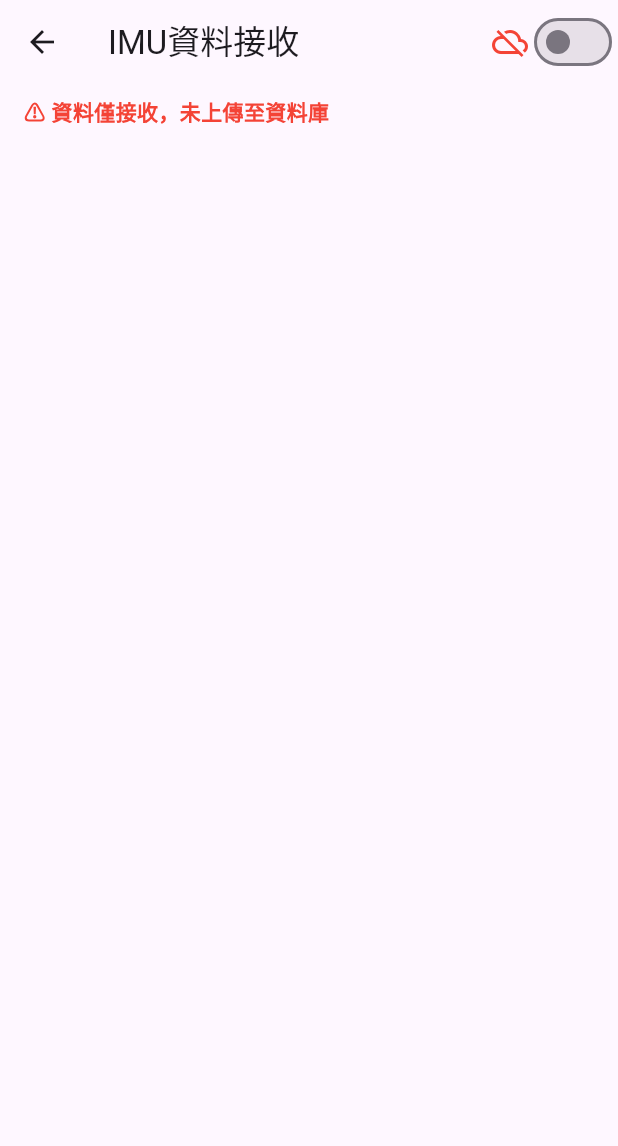
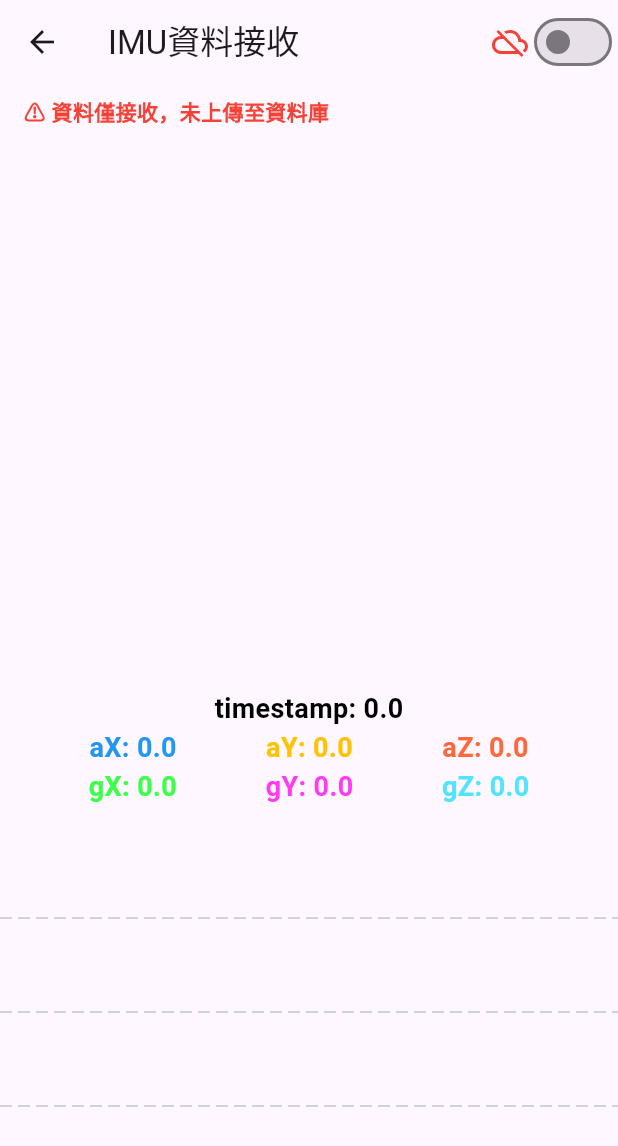
Before and after one commit to bigheadfjuee/iot_imu_ble, a Flutter app: the BleDataReceiverPage screen opened directly, on a phone screen of 412 x 824 dp. Shown: the top 1146 px of the screen. Run offline on Flutter 3.47's test engine with Material 3 defaults, Android fonts, the phone set to English and light mode, and no system bars; drawn by our look-alikes of fl_chart; our stand-ins replace cloud_firestore, firebase_core, flutter_blue_plus, permission_handler; missing offline and left inert: dart:ffi, web_ffi; accounts and stored records are empty.

Commit message:
feat: 更新 BLE 連接指示燈及資料顯示功能
- 修改 LED 燈的狀態以反映 BLE 連接狀態
- 優化 IMU 數據顯示，新增陀螺儀數據顯示
- 移除不必要的導入，簡化頁面結構

```diff
--- a/lib/components/ble_data_manager.dart
+++ b/lib/components/ble_data_manager.dart
@@ -124,15 +124,14 @@ class BleDataManager {
     final rawVoltage = buffer.getInt16(28, Endian.little); // ✅ 只讀 2 bytes
 
     // TODO: 顯示資料
-    ImuData newImuData =
-        ImuData()
-          ..timestamp = timestamp
-          ..aX = aX
-          ..aY = aY
-          ..aZ = aZ
-          ..gX = gX
-          ..gY = gY
-          ..gZ = gZ;
+    ImuData newImuData = ImuData();
+    newImuData.timestamp = timestamp;
+    newImuData.aX = aX;
+    newImuData.aY = aY;
+    newImuData.aZ = aZ;
+    newImuData.gX = gX;
+    newImuData.gY = gY;
+    newImuData.gZ = gZ;
 
     _context.read<ImuDataProvider>().update(newImuData);
 
@@ -198,7 +197,7 @@ class BleDataManager {
             .set(docData)
             .then((_) {
               final msg = "✅ $docId 上傳成功！";
-              print(msg);
+              debugPrint(msg);
 
               //清除舊的資料收集中訊息
               logMessages.removeWhere((e) => e.startsWith("📝 資料收集中"));
@@ -209,7 +208,7 @@ class BleDataManager {
             })
             .catchError((e) {
               final msg = "❌ 上傳失敗: $e";
-              print(msg);
+              debugPrint(msg);
               //清除舊的資料收集中訊息
               logMessages.removeWhere((e) => e.startsWith("📝 資料收集中"));
 
--- a/lib/components/ble_data_receiver_page.dart
+++ b/lib/components/ble_data_receiver_page.dart
@@ -1,8 +1,6 @@
 import 'package:flutter/material.dart';
 import 'ble_data_manager.dart';
-import 'package:provider/provider.dart';
-
-import 'global_state.dart';
+import 'line_page.dart';
 
 class BleDataReceiverPage extends StatefulWidget {
   const BleDataReceiverPage({super.key});
@@ -206,6 +204,7 @@ class _BleDataReceiverPageState extends State<BleDataReceiverPage> {
             ),
           ),
           */
+          LinePage(),
         ],
       ),
     );
--- a/lib/components/line_page.dart
+++ b/lib/components/line_page.dart
@@ -1,5 +1,4 @@
 import 'dart:async';
-import 'dart:math' as math;
 
 import 'package:fl_chart/fl_chart.dart';
 import 'package:flutter/material.dart';
@@ -60,13 +59,23 @@ class _LinePageState extends State<LinePage> {
         axPoints.removeAt(0);
         ayPoints.removeAt(0);
         azPoints.removeAt(0);
+
+        gxPoints.removeAt(0);
+        gyPoints.removeAt(0);
+        gzPoints.removeAt(0);
       }
 
       setState(() {
         final imuData = context.read<ImuDataProvider>().imuData;
+        xValue = imuData.timestamp.toDouble();
+
         axPoints.add(FlSpot(xValue, imuData.aX));
         ayPoints.add(FlSpot(xValue, imuData.aY));
         azPoints.add(FlSpot(xValue, imuData.aZ));
+
+        gxPoints.add(FlSpot(xValue, imuData.gX));
+        gyPoints.add(FlSpot(xValue, imuData.gY));
+        gzPoints.add(FlSpot(xValue, imuData.gZ));
       });
     });
   }
@@ -79,13 +88,16 @@ class _LinePageState extends State<LinePage> {
           children: [
             const SizedBox(height: 12),
             Text(
-              'x: ${xValue.toStringAsFixed(1)}',
+              'timestamp: ${xValue.toStringAsFixed(1)}',
               style: const TextStyle(
                 color: AppColors.contentColorBlack,
                 fontSize: 18,
                 fontWeight: FontWeight.bold,
               ),
             ),
+            Row(
+              children: [
+                Spacer(),
                 Text(
                   'aX: ${axPoints.last.y.toStringAsFixed(1)}',
                   style: TextStyle(
@@ -94,6 +106,7 @@ class _LinePageState extends State<LinePage> {
                     fontWeight: FontWeight.bold,
                   ),
                 ),
+                Spacer(),
                 Text(
                   'aY: ${ayPoints.last.y.toStringAsFixed(1)}',
                   style: TextStyle(
@@ -102,6 +115,7 @@ class _LinePageState extends State<LinePage> {
                     fontWeight: FontWeight.bold,
                   ),
                 ),
+                Spacer(),
                 Text(
                   'aZ: ${azPoints.last.y.toStringAsFixed(1)}',
                   style: TextStyle(
@@ -109,6 +123,41 @@ class _LinePageState extends State<LinePage> {
                     fontSize: 18,
                     fontWeight: FontWeight.bold,
                   ),
+                ),
+                Spacer(),
+              ],
+            ),
+            Row(
+              children: [
+                Spacer(),
+                Text(
+                  'gX: ${gxPoints.last.y.toStringAsFixed(1)}',
+                  style: TextStyle(
+                    color: widget.gxColor,
+                    fontSize: 18,
+                    fontWeight: FontWeight.bold,
+                  ),
+                ),
+                Spacer(),
+                Text(
+                  'gY: ${gyPoints.last.y.toStringAsFixed(1)}',
+                  style: TextStyle(
+                    color: widget.gyColor,
+                    fontSize: 18,
+                    fontWeight: FontWeight.bold,
+                  ),
+                ),
+                Spacer(),
+                Text(
+                  'gZ: ${gzPoints.last.y.toStringAsFixed(1)}',
+                  style: TextStyle(
+                    color: widget.gzColor,
+                    fontSize: 18,
+                    fontWeight: FontWeight.bold,
+                  ),
+                ),
+                Spacer(),
+              ],
             ),
             const SizedBox(height: 12),
             AspectRatio(
@@ -132,6 +181,9 @@ class _LinePageState extends State<LinePage> {
                       axLine(axPoints),
                       ayLine(ayPoints),
                       azLine(azPoints),
+                      gxLine(gxPoints),
+                      gyLine(gyPoints),
+                      gzLine(gzPoints),
                     ],
                     titlesData: const FlTitlesData(show: false),
                   ),
@@ -182,6 +234,45 @@ class _LinePageState extends State<LinePage> {
     );
   }
 
+  LineChartBarData gxLine(List<FlSpot> points) {
+    return LineChartBarData(
+      spots: points,
+      dotData: const FlDotData(show: false),
+      gradient: LinearGradient(
+        colors: [widget.gxColor.withValues(alpha: 0), widget.gxColor],
+        stops: const [0.1, 1.0],
+      ),
+      barWidth: 3,
+      isCurved: false,
+    );
+  }
+
+  LineChartBarData gyLine(List<FlSpot> points) {
+    return LineChartBarData(
+      spots: points,
+      dotData: const FlDotData(show: false),
+      gradient: LinearGradient(
+        colors: [widget.gyColor.withValues(alpha: 0), widget.gyColor],
+        stops: const [0.1, 1.0],
+      ),
+      barWidth: 3,
+      isCurved: false,
+    );
+  }
+
+  LineChartBarData gzLine(List<FlSpot> points) {
+    return LineChartBarData(
+      spots: points,
+      dotData: const FlDotData(show: false),
+      gradient: LinearGradient(
+        colors: [widget.gzColor.withValues(alpha: 0), widget.gzColor],
+        stops: const [0.1, 1.0],
+      ),
+      barWidth: 3,
+      isCurved: false,
+    );
+  }
+
   @override
   void dispose() {
     timer.cancel();
--- a/lib/main.dart
+++ b/lib/main.dart
@@ -75,21 +75,21 @@ class _MyHomePageState extends State<MyHomePage> {
   Widget build(BuildContext context) {
     return MaterialApp(
       home: DefaultTabController(
-        length: 4,
+        length: 3,
         child: Scaffold(
           appBar: AppBar(
             bottom: const TabBar(
               tabs: [
                 Tab(icon: Icon(Icons.accessibility)),
                 Tab(icon: Icon(Icons.bluetooth)),
-                Tab(icon: Icon(Icons.monitor_heart)),
+                // Tab(icon: Icon(Icons.monitor_heart)),
                 Tab(icon: Icon(Icons.settings)),
               ],
             ),
             title: Text(widget.title),
           ),
           body: TabBarView(
-            children: [PosePage(), BleScanPage(), MonitorPage(), SettingPage()],
+            children: [PosePage(), BleScanPage(), SettingPage()],
           ),
         ),
       ),
```
Also changed, not shown: 1 other file. Lines whose indentation alone changed are shown as unchanged.
